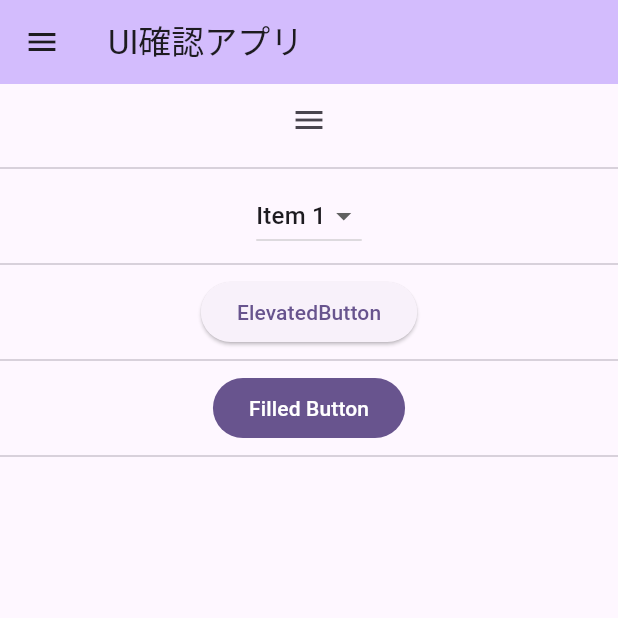
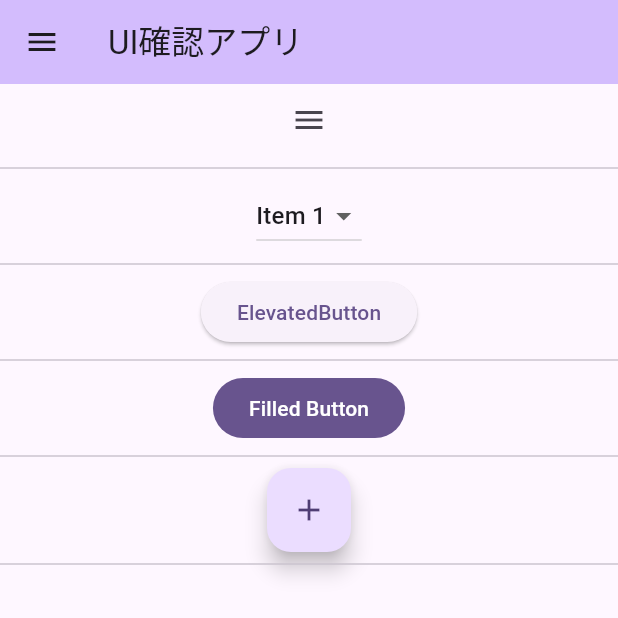
Before and after one commit to otaku1123/flutter-sample-ui, a Flutter app: the screen it shows after launch, on a phone screen of 412 x 824 dp, the top half of it. Run offline on Flutter 3.47's test engine with Material 3 defaults, Android fonts, the light colour scheme and no system bars.

Commit message:
FloatingActionButtonを表示する

```diff
--- a/lib/main.dart
+++ b/lib/main.dart
@@ -2,6 +2,7 @@
 import 'package:sample_ui_app/widgets/dropdownbutton_widget.dart';
 import 'package:sample_ui_app/widgets/elevatedbutton_widget.dart';
 import 'package:sample_ui_app/widgets/filledbutton_widget.dart';
+import 'package:sample_ui_app/widgets/floatingactionbutton_widget.dart';
 
 import 'widgets/drawerbutton_widget.dart';
 
@@ -57,6 +58,8 @@
             Divider(),
             FilledButtonWidget(),
             Divider(),
+            FloatingActionButtonWidget(),
+            Divider(),
           ],
         ),
       ),
--- /dev/null
+++ b/lib/widgets/floatingactionbutton_widget.dart
@@ -0,0 +1,15 @@
+import 'package:flutter/material.dart';
+
+class FloatingActionButtonWidget extends StatelessWidget {
+  const FloatingActionButtonWidget({super.key});
+
+  @override
+  Widget build(BuildContext context) {
+    return FloatingActionButton(
+      onPressed: (){
+        // Implement button press action
+      },
+      child: const Icon(Icons.add),
+    );
+  }
+}
```
